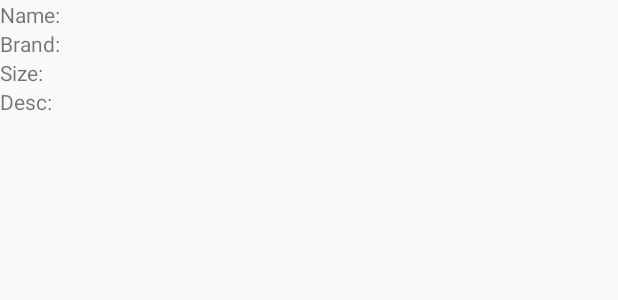
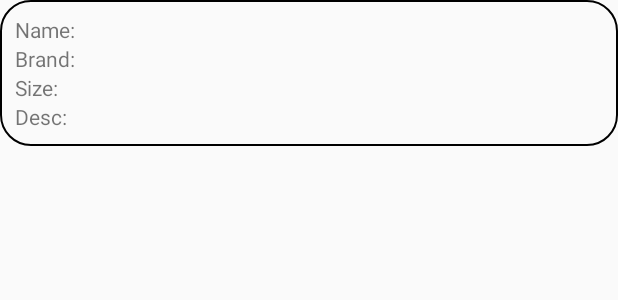
Before and after one commit to matthewrmcevoy/UDACITY_PROJ1_SHOESTORE, an Android app: the layout shoe_entry.xml on its own in the app's theme, with its tools: preview values and no code run, on a phone screen of 412 x 824 dp. Shown: the top 300 px of the screen. Run offline under Robolectric (Android 15) with nearby library versions, the phone set to English and light mode, and no system bars; Roboto replaces fonts that are not available here.

Commit message:
commit v2; added child inflation and ShoeDetail add functionality

```diff
--- a/app/src/main/java/com/udacity/shoestore/screens/shoes/ShoeDetailFragment.kt
+++ b/app/src/main/java/com/udacity/shoestore/screens/shoes/ShoeDetailFragment.kt
@@ -6,14 +6,18 @@ import android.view.View
 import android.view.ViewGroup
 import androidx.databinding.DataBindingUtil
 import androidx.fragment.app.Fragment
+import androidx.fragment.app.activityViewModels
 import androidx.lifecycle.LiveData
 import androidx.lifecycle.MutableLiveData
+import androidx.navigation.fragment.findNavController
 import com.udacity.shoestore.R
 import com.udacity.shoestore.databinding.ShoedetailFragmentBinding
 import com.udacity.shoestore.models.Shoe
+import com.udacity.shoestore.models.ShoeViewModel
 
 class ShoeDetailFragment : Fragment() {
 
+    private val viewModel: ShoeViewModel by activityViewModels()
 
     override fun onCreateView(
         inflater: LayoutInflater,
@@ -24,6 +28,8 @@ class ShoeDetailFragment : Fragment() {
             inflater, R.layout.shoedetail_fragment, container, false
         )
         binding.shoeSaveBttn.setOnClickListener {
+            viewModel.saveShoe(binding.shoeNameEdit.text.toString(),binding.shoeSizeEdit.text.toString().toDouble(),binding.shoeBrandEdit.text.toString(),binding.shoeDescEdit.text.toString())
+            findNavController().navigate(ShoeDetailFragmentDirections.actionShoeDetailFragmentToShoeListFragment())
         }
 
         return binding.root
--- /dev/null
+++ b/app/src/main/res/drawable/customerborder.xml
@@ -0,0 +1,6 @@
+<?xml version="1.0" encoding="UTF-8"?>
+<shape xmlns:android="http://schemas.android.com/apk/res/android" android:shape="rectangle">
+    <corners android:radius="20dp"/>
+    <padding android:left="10dp" android:right="10dp" android:top="10dp" android:bottom="10dp"/>
+    <stroke android:width="1dp" android:color="#000000"/>
+</shape>
--- a/app/src/main/res/layout/shoe_entry.xml
+++ b/app/src/main/res/layout/shoe_entry.xml
@@ -13,7 +13,8 @@
     <androidx.constraintlayout.widget.ConstraintLayout
         android:id="@+id/shoe_item"
         android:layout_width="match_parent"
-        android:layout_height="wrap_content">
+        android:layout_height="wrap_content"
+        android:background="@drawable/customerborder">
 
         <TextView
             android:id="@+id/shoeNameLabel"
```
Also changed, not shown: app/src/main/java/com/udacity/shoestore/screens/shoes/ShoeListFragment.kt (+14 -7 lines).
